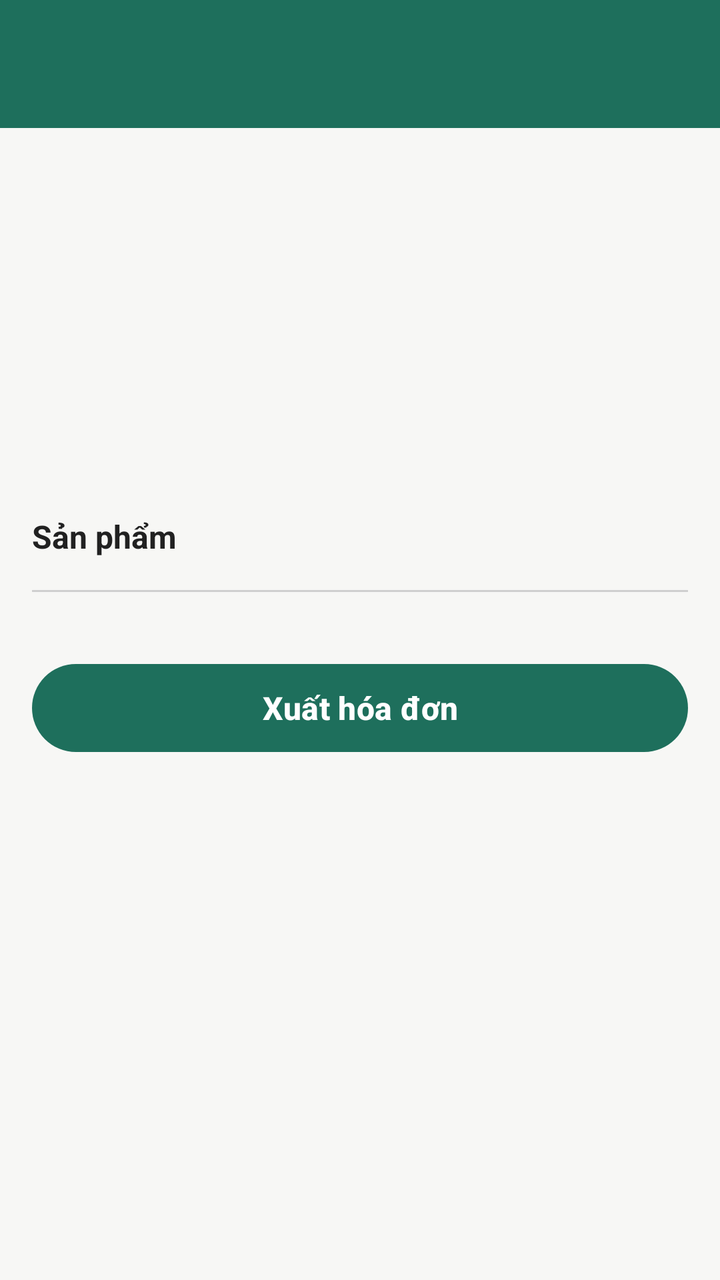
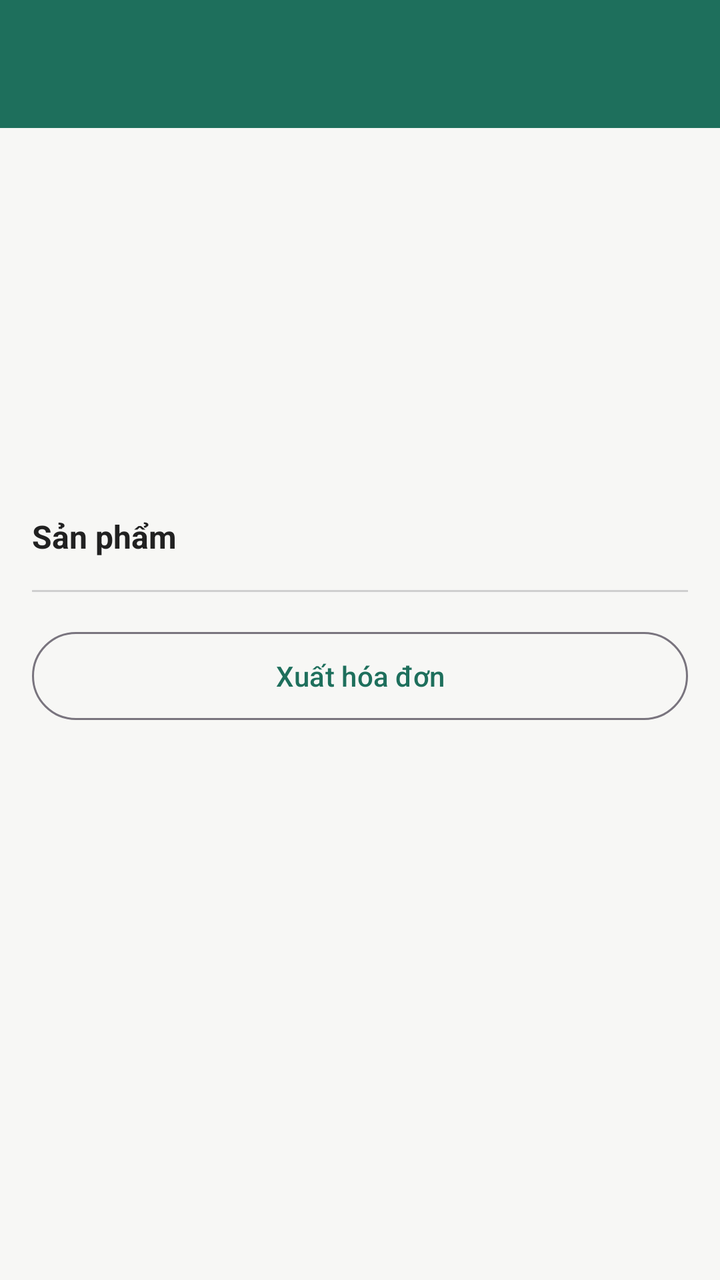

The first picture is an Android layout as it rendered before a commit; the second is the same layout after the commit. The layout source and the unified diff follow.
<!-- AndroidManifest.xml: application theme Theme.Bookstore -->
<!-- res/layout/activity_order_detail.xml -->
<?xml version="1.0" encoding="utf-8"?>
<LinearLayout xmlns:android="http://schemas.android.com/apk/res/android"
    xmlns:app="http://schemas.android.com/apk/res-auto"
    android:id="@+id/main"
    android:layout_width="match_parent"
    android:layout_height="match_parent"
    android:background="@color/brand_green"
    android:orientation="vertical">

    <com.google.android.material.appbar.MaterialToolbar
        android:id="@+id/toolbar"
        android:layout_width="match_parent"
        android:layout_height="?attr/actionBarSize"
        android:background="@color/brand_green"
        android:theme="@style/ThemeOverlay.AppCompat.Dark.ActionBar"
        app:titleTextColor="#FFFFFF" />

    <ScrollView
        android:layout_width="match_parent"
        android:layout_height="0dp"
        android:layout_weight="1"
        android:background="@color/screen_bg">

        <LinearLayout
            android:id="@+id/contentLayout"
            android:layout_width="match_parent"
            android:layout_height="wrap_content"
            android:orientation="vertical"
            android:padding="16dp">

            <LinearLayout
                android:layout_width="match_parent"
                android:layout_height="wrap_content"
                android:orientation="horizontal">

                <TextView
                    android:id="@+id/tvOrderCode"
                    style="@style/TextTitle"
                    android:layout_width="0dp"
                    android:layout_height="wrap_content"
                    android:layout_weight="1"
                    android:textSize="20sp" />

                <TextView
                    android:id="@+id/tvStatus"
                    android:layout_width="wrap_content"
                    android:layout_height="wrap_content"
                    android:textSize="15sp"
                    android:textStyle="bold" />
            </LinearLayout>

            <TextView
                android:id="@+id/tvDate"
                style="@style/TextSub"
                android:layout_width="wrap_content"
                android:layout_height="wrap_content"
                android:layout_marginTop="2dp" />

            <TextView
                android:id="@+id/tvReceiver"
                android:layout_width="match_parent"
                android:layout_height="wrap_content"
                android:layout_marginTop="16dp"
                android:textColor="@color/text_main"
                android:textSize="15sp" />

            <TextView
                android:id="@+id/tvPhone"
                android:layout_width="match_parent"
                android:layout_height="wrap_content"
                android:layout_marginTop="4dp"
                android:textColor="@color/text_main"
                android:textSize="15sp" />

            <TextView
                android:id="@+id/tvAddress"
                android:layout_width="match_parent"
                android:layout_height="wrap_content"
                android:layout_marginTop="4dp"
                android:textColor="@color/text_main"
                android:textSize="15sp" />

            <TextView
                android:id="@+id/tvPayment"
                android:layout_width="match_parent"
                android:layout_height="wrap_content"
                android:layout_marginTop="4dp"
                android:textColor="@color/text_main"
                android:textSize="15sp" />

            <TextView
                android:id="@+id/tvNote"
                android:layout_width="match_parent"
                android:layout_height="wrap_content"
                android:layout_marginTop="4dp"
                android:textColor="@color/text_main"
                android:textSize="15sp"
                android:visibility="gone" />

            <TextView
                android:id="@+id/tvCancelReason"
                android:layout_width="match_parent"
                android:layout_height="wrap_content"
                android:layout_marginTop="4dp"
                android:textColor="@color/error_red"
                android:textSize="15sp"
                android:visibility="gone" />

            <TextView
                style="@style/TextSection"
                android:layout_width="wrap_content"
                android:layout_height="wrap_content"
                android:layout_marginTop="20dp"
                android:text="@string/section_order_items" />

            <LinearLayout
                android:id="@+id/llItems"
                android:layout_width="match_parent"
                android:layout_height="wrap_content"
                android:layout_marginTop="8dp"
                android:orientation="vertical" />

            <View
                android:layout_width="match_parent"
                android:layout_height="1dp"
                android:layout_marginTop="8dp"
                android:layout_marginBottom="8dp"
                android:background="@color/line_gray" />

            <LinearLayout
                android:id="@+id/llSummary"
                android:layout_width="match_parent"
                android:layout_height="wrap_content"
                android:orientation="vertical" />

            <Button
                android:id="@+id/btnInvoice"
                style="@style/ButtonPrimary"
                android:layout_width="match_parent"
                android:layout_height="52dp"
                android:layout_marginTop="24dp"
                android:text="@string/btn_export_invoice" />

            <Button
                android:id="@+id/btnCancel"
                style="@style/Widget.Material3.Button.OutlinedButton"
                android:layout_width="match_parent"
                android:layout_height="52dp"
                android:layout_marginTop="8dp"
                android:text="@string/btn_cancel_order"
                android:textColor="@color/error_red"
                android:visibility="gone" />
        </LinearLayout>
    </ScrollView>
</LinearLayout>
<!-- resources referenced by this layout -->
<resources>
  <color name="brand_green">#1E6F5C</color>
  <color name="error_red">#C62828</color>
  <color name="line_gray">#CFCFCF</color>
  <color name="screen_bg">#F7F7F5</color>
  <color name="text_main">#212121</color>
  <string name="btn_cancel_order">Hủy đơn hàng</string>
  <string name="btn_export_invoice">Xuất hóa đơn</string>
  <string name="section_order_items">Sản phẩm</string>
  <style name="ButtonPrimary">
          <item name="android:textSize">16sp</item>
          <item name="android:textStyle">bold</item>
          <item name="android:textColor">#FFFFFF</item>
          <item name="backgroundTint">@color/brand_green</item>
      </style>
  <style name="TextSection">
          <item name="android:textSize">16sp</item>
          <item name="android:textStyle">bold</item>
          <item name="android:textColor">@color/text_main</item>
      </style>
  <style name="TextSub">
          <item name="android:textSize">14sp</item>
          <item name="android:textColor">@color/text_sub</item>
      </style>
  <style name="TextTitle">
          <item name="android:textSize">26sp</item>
          <item name="android:textStyle">bold</item>
          <item name="android:textColor">@color/text_main</item>
      </style>
  <style name="Theme.Bookstore" parent="Base.Theme.Bookstore" />
  <color name="text_sub">#757575</color>
  <style name="Base.Theme.Bookstore" parent="Theme.Material3.DayNight.NoActionBar">
          
          
          <item name="colorPrimary">@color/brand_green</item>
          <item name="colorSecondaryContainer">#CDE8DF</item>
      </style>
</resources>

<!-- the commit's change to res/layout/activity_order_detail.xml (unified diff, before → after) -->
@@ -55,6 +55,16 @@
                 android:layout_width="wrap_content"
                 android:layout_height="wrap_content"
                 android:layout_marginTop="2dp" />
+
+            <TextView
+                android:id="@+id/tvCustomer"
+                android:layout_width="match_parent"
+                android:layout_height="wrap_content"
+                android:layout_marginTop="4dp"
+                android:textColor="@color/text_main"
+                android:textSize="15sp"
+                android:textStyle="bold"
+                android:visibility="gone" />
 
             <TextView
                 android:id="@+id/tvReceiver"
@@ -134,11 +144,19 @@
                 android:orientation="vertical" />
 
             <Button
-                android:id="@+id/btnInvoice"
+                android:id="@+id/btnAction"
                 style="@style/ButtonPrimary"
                 android:layout_width="match_parent"
                 android:layout_height="52dp"
                 android:layout_marginTop="24dp"
+                android:visibility="gone" />
+
+            <Button
+                android:id="@+id/btnInvoice"
+                style="@style/Widget.Material3.Button.OutlinedButton"
+                android:layout_width="match_parent"
+                android:layout_height="52dp"
+                android:layout_marginTop="8dp"
                 android:text="@string/btn_export_invoice" />
 
             <Button
